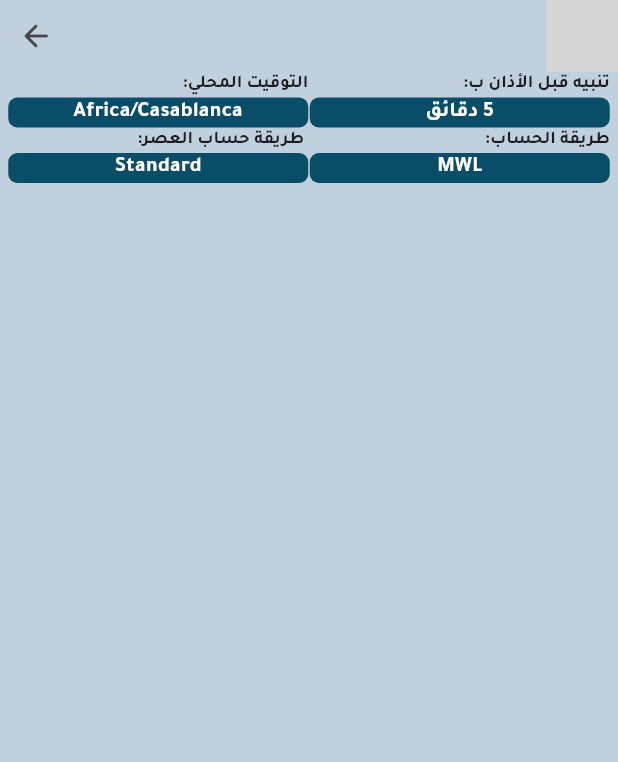
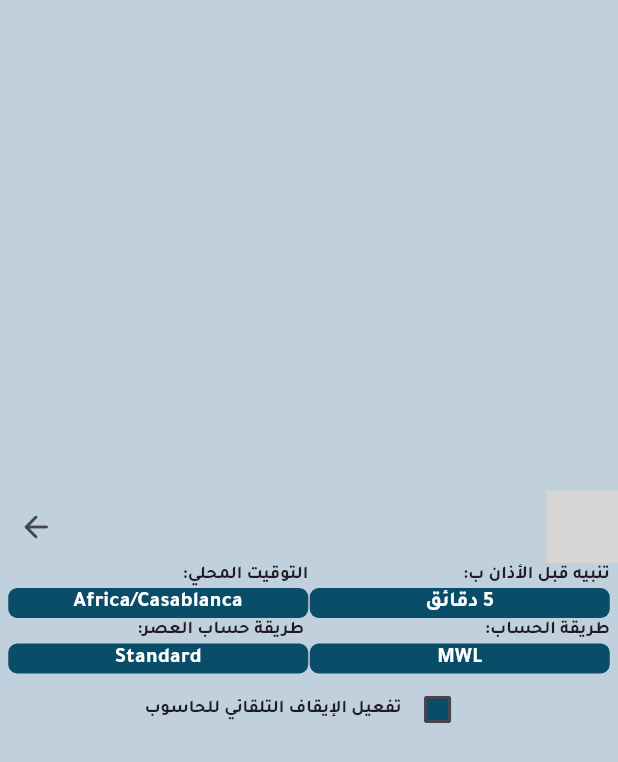
Before and after one commit to Muslims-code/prayer-guard-windows, a Flutter app: the PrayersSettings screen opened directly, on a phone screen of 412 x 824 dp. Shown: the top 762 px of the screen. Run offline on Flutter 3.47's test engine with Material 2 defaults, Android fonts, the light colour scheme and no system bars; our stand-ins replace bloc, equatable, flutter_bloc, timezone; missing offline and left inert: bitsdojo_window, geolocator_platform_interface, salat, system_tray; grey boxes are pictures that could not be loaded.

Commit message:
feat: add autoshutdown form

```diff
--- a/lib/cubits/settings_cubit.dart
+++ b/lib/cubits/settings_cubit.dart
@@ -12,6 +12,10 @@ class SettingsCubit extends Cubit<SettingsState> {
 
   void setAlarmBefore(int alarmBefore) =>
       emit(state.copyWith(alarmBefore: alarmBefore));
+
   void setAsrMethod(String asrMethod) =>
       emit(state.copyWith(asrMethod: asrMethod));
+
+  void setIsAutoShutdown(bool isAutoShutdown) =>
+      emit(state.copyWith(isAutoShutdown: isAutoShutdown));
 }
--- a/lib/cubits/settings_state.dart
+++ b/lib/cubits/settings_state.dart
@@ -6,24 +6,29 @@ class SettingsState extends Equatable {
   final String calculationMethod;
   final String asrMethod;
   final int alarmBefore;
+  final bool isAutoShutdown;
 
   const SettingsState({
-    this.timezone = "Africa/Casablanca" ,
-    this.calculationMethod = "MWL" ,
+    this.isAutoShutdown = false,
+    this.timezone = "Africa/Casablanca",
+    this.calculationMethod = "MWL",
     this.alarmBefore = 5,
     this.asrMethod = "Standard",
   });
 
   @override
-  List<Object> get props => [timezone, calculationMethod, alarmBefore,asrMethod];
+  List<Object> get props =>
+      [timezone, calculationMethod, alarmBefore, asrMethod, isAutoShutdown];
 
   SettingsState copyWith({
     String? timezone,
     String? calculationMethod,
     int? alarmBefore,
     String? asrMethod,
+    bool? isAutoShutdown,
   }) {
     return SettingsState(
+      isAutoShutdown: isAutoShutdown ?? this.isAutoShutdown,
       asrMethod: asrMethod ?? this.asrMethod,
       timezone: timezone ?? this.timezone,
       calculationMethod: calculationMethod ?? this.calculationMethod,
--- a/lib/pages/alert_popup.dart
+++ b/lib/pages/alert_popup.dart
@@ -72,6 +72,7 @@ class _AlertPopUpState extends State<AlertPopUp> {
           children: [
             Row(
               mainAxisAlignment: MainAxisAlignment.start,
+
               children: [
                 CloseWindowButton(
                   colors: closeButtonColors,
--- a/lib/pages/prayers_settings.dart
+++ b/lib/pages/prayers_settings.dart
@@ -28,15 +28,14 @@ class _PrayersSettingsState extends State<PrayersSettings> {
 
   @override
   Widget build(BuildContext context) {
-    final lst = timeZoneDatabase.locations;
-    print(lst);
     return Directionality(
       textDirection: TextDirection.rtl,
       child: Scaffold(
         backgroundColor: kShallowBlue,
         body: Builder(builder: (BuildContext scaffoldContext) {
           return Column(
-            mainAxisAlignment: MainAxisAlignment.start,
+            mainAxisAlignment: MainAxisAlignment.center,
+            crossAxisAlignment: CrossAxisAlignment.start,
             children: [
               Row(
                 mainAxisAlignment: MainAxisAlignment.spaceBetween,
@@ -111,6 +110,19 @@ class _PrayersSettingsState extends State<PrayersSettings> {
                   ],
                 ),
               ),
+              Row(mainAxisAlignment: MainAxisAlignment.center, children: [
+                Checkbox(
+                    checkColor: Colors.white,
+                    fillColor: MaterialStateProperty.all(kDeepBlue),
+                    value: context.watch<SettingsCubit>().state.isAutoShutdown,
+                    onChanged: (v) {
+                      context.read<SettingsCubit>().setIsAutoShutdown(v!);
+                    }),
+                Text(
+                  "تفعيل الإيقاف التلقائي للحاسوب",
+                  style: const TextStyle(fontSize: 12),
+                ),
+              ])
             ],
           );
         }),
@@ -186,7 +198,6 @@ class InputDropDown extends StatelessWidget {
                                                 .replaceAll(" ", "")));
                                   }
                                   if (dropIndex == 1) {
-                                    print(elements[index]);
                                     context
                                         .read<SettingsCubit>()
                                         .setCalculationMethod(elements[index]);
```
